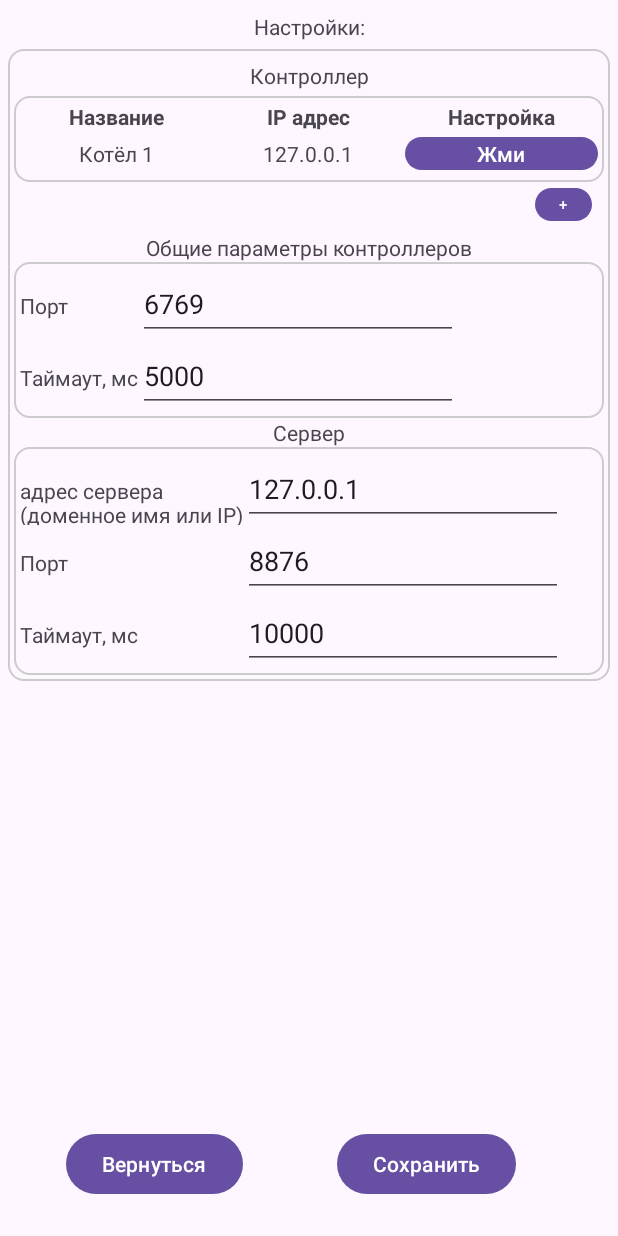
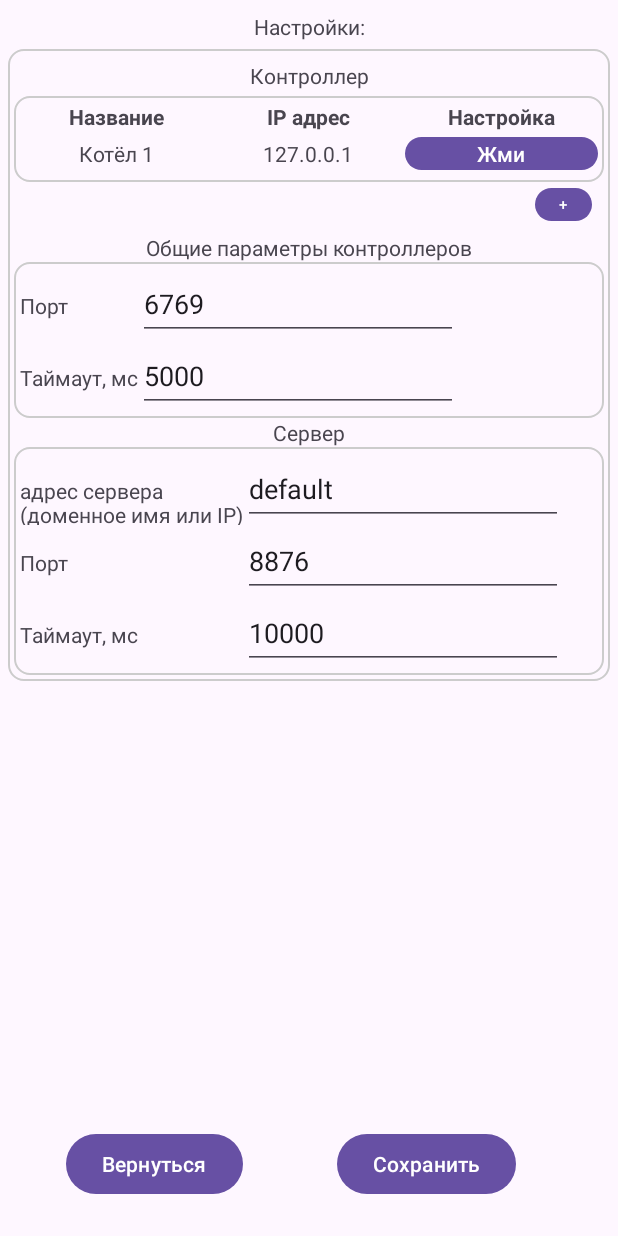
Before and after one commit to Evgen2/SmartThermClient, an Android app: the screen it shows after launch (SetupActivity), after a tap on "Настройки", on a phone screen of 412 x 824 dp. Run offline under Robolectric (Android 15) with nearby library versions, the phone set to English and light mode, and no system bars; libraries missing offline, so code that uses them is left out: org.eclipse.paho; 5 statements that could not run were skipped; 2 other taps on this screen came first.

```diff
--- a/app/build.gradle
+++ b/app/build.gradle
@@ -17,8 +17,8 @@ android {
         applicationId "com.smartthermclient"
         minSdk 24
         targetSdk 33
-        versionCode 1
-        versionName "1.0"
+        versionCode 2
+        versionName "1.0.1"
         testInstrumentationRunner "androidx.test.runner.AndroidJUnitRunner"
     }
 
--- a/app/src/main/java/com/smartthermclient/MainActivity.java
+++ b/app/src/main/java/com/smartthermclient/MainActivity.java
@@ -89,7 +89,7 @@ public class MainActivity extends AppCompatActivity {
     public void ExitSmartApp(View v) {
 
         finish();
-
+        finishAffinity();
         // on below line we are exiting our activity
         System.exit(0);
     }
@@ -266,6 +266,7 @@ public class MainActivity extends AppCompatActivity {
         }
     }
 
+
     class InfoMAThread implements Runnable {
         public void run() {
             long t0, t1, t;
--- a/app/src/main/java/com/smartthermclient/SmartBoiler.java
+++ b/app/src/main/java/com/smartthermclient/SmartBoiler.java
@@ -14,6 +14,7 @@ public class SmartBoiler {
     String ControllerIpAddress;
     String Name;
     String FirmwareInfo;
+    boolean Use_remoteTCPserver = false; //
     Date Last_OT_work;//время последнего принятого пакета OpenTherm (см также time_of_server_connect)
 
     int stsOT; // -1 not init, 0 - normal work, 2 - timeout
--- a/app/src/main/java/com/smartthermclient/SmartUtils.java
+++ b/app/src/main/java/com/smartthermclient/SmartUtils.java
@@ -1,4 +1,6 @@
 package com.smartthermclient;
+
+import static java.lang.Math.abs;
 
 import java.net.Inet4Address;
 import java.net.InetAddress;
@@ -87,5 +89,31 @@ public class SmartUtils {
         } catch (Exception ex) { } // for now eat exceptions
         return "";
     }
+    int InvertColor(int color)
+    { int r,g,b, a, newcolor, l, l1, dl, dl1,dl0;
+        r = (color & 0xff0000)>>16;
+        g = (color & 0x00ff00)>>8;
+        b = color & 0x0000ff;
+        l = r + g*2 +b;
+        a = color & 0xff000000;
+        if(r > 10) r = 255 - r;
+        if(g > 10) g = 255 - g;
+        if(b > 10) b = 255 - b;
+        l1 = r + g*2 +b;
+        dl0 = l1 - l;
+        dl = l1 - b - l;
+        dl1 = l1 - b +255 - l;
+        if(abs(dl0) < abs(dl))
+        {   dl0 = dl; b = 0;
+        }
+        if(abs(dl0) < abs(dl1))
+        {   dl0 = dl; b = 255;
+        }
+
+        a = 0xff000000;
+        newcolor = (r<<16)|(g<<8)|b|a;
+        return newcolor;
+
+    }
 
 }
--- a/app/src/main/java/com/smartthermclient/TCPconnection.java
+++ b/app/src/main/java/com/smartthermclient/TCPconnection.java
@@ -81,7 +81,17 @@ public class TCPconnection {
         address = _address;
         String str;
         timeoutConnect =_timeoutConnect;
-        InetAddress ipAddress = InetAddress.getByName(_address); // создаем объект который отображает вышеописанный IP-адрес.
+/*
+        try {
+            InetAddress ipAddress = InetAddress.getByName(_address); // создаем объект который отображает вышеописанный IP-адрес.
+        } catch (UnknownHostException uhe) {
+            uhe.printStackTrace();
+            errmsg = uhe.toString();
+            ierr = 1;
+            return ierr;
+        }
+
+ */
         try {
             str =String.format("Connecting to %s port %d ", address, serverPort);
             errmsg = str;
--- a/app/src/main/res/layout/activity_setup.xml
+++ b/app/src/main/res/layout/activity_setup.xml
@@ -212,8 +212,6 @@
                         android:autofillHints=""
                         android:ems="10"
                         android:gravity="center_vertical"
-                        android:inputType="number"
-                        android:digits="01234567890."
                         android:minHeight="48dp"
                         tools:ignore="SpeakableTextPresentCheck" />
                 </TableRow>
--- a/app/src/main/res/values/colors.xml
+++ b/app/src/main/res/values/colors.xml
@@ -5,16 +5,16 @@
     <color name="myRed">  #90FF0000</color>
     <color name="myGreenConroller"> #8000C000</color>
     <color name="myGreenConroller1">#8000EF00</color>
-    <color name="myBlueConroller">  #800000FF</color>
+    <color name="myBlueConroller">  #900000FF</color>
     <color name="myRedConroller">   #A0FF0000</color>
-    <color name="myWaitConroller">  #D0701020</color>
+    <color name="myWaitConroller">  #E0801020</color>
     <color name="myGreenServer">    #8000B020</color>
     <color name="myGreenServer1">   #C000D020</color>
     <color name="myBlueServer">     #E00020DF</color>
     <color name="myRedServer">      #E0DF2020</color>
     <color name="myRedServer1">     #E0B03020</color>
     <color name="myGreyOffline">    #FF807070</color>
-    <color name="myBlue">   #800000FF</color>
-    <color name="myYellow"> #80FFFF00</color>
+    <color name="myBlue">   #900000FF</color>
+    <color name="myYellow"> #90FFFF00</color>
     <color name="CurrentSelect"> #FFF6F1F1</color>
 </resources>
--- a/build.gradle
+++ b/build.gradle
@@ -1,7 +1,7 @@
 // Top-level build file where you can add configuration options common to all sub-projects/modules.
 plugins {
-    id 'com.android.application' version '8.7.2' apply false
-    id 'com.android.library' version '8.7.2' apply false
+    id 'com.android.application' version '8.7.3' apply false
+    id 'com.android.library' version '8.7.3' apply false
 }
 
 allprojects { // Projects
```
Also changed, not shown: app/src/main/java/com/smartthermclient/SetupActivity.java (+9 -1 lines), app/src/main/java/com/smartthermclient/SmartTherm.java (+98 -24 lines), app/src/main/java/com/smartthermclient/Smart_Activity.java (+30 -10 lines), 2 other files.
